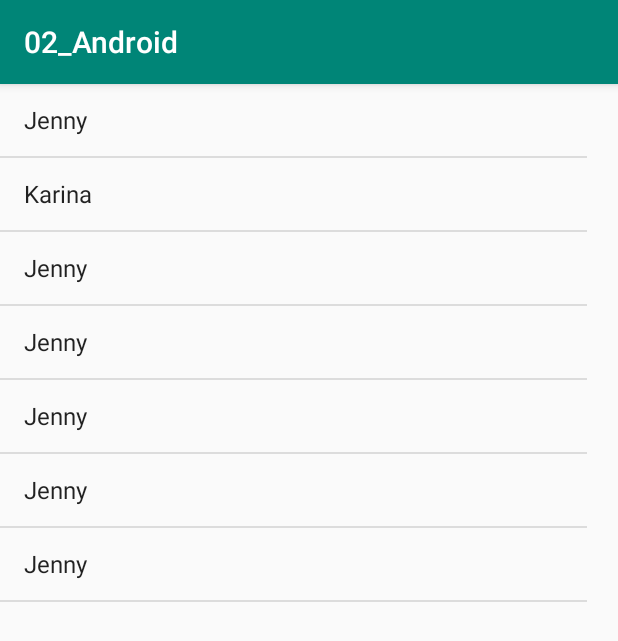
After one commit to 2019-a-gr2-moviles/mov-castro-cacuango-jenny-karina, an Android app: the ListViewActivity screen opened directly, with no data from a screen before it, on a phone screen of 412 x 824 dp. The commit adds this screen. Shown: the top 641 px of the screen. Run offline under Robolectric (Android 15) with nearby library versions, the phone set to English and light mode, and no system bars.

Commit message:
listas-snack

```diff
--- a/02_Android/app/build.gradle
+++ b/02_Android/app/build.gradle
@@ -30,4 +30,5 @@ dependencies {
     testImplementation 'junit:junit:4.12'
     androidTestImplementation 'com.android.support.test:runner:1.0.2'
     androidTestImplementation 'com.android.support.test.espresso:espresso-core:3.0.2'
+    implementation 'com.android.support:design:28.0.0'
 }
--- a/02_Android/app/src/main/AndroidManifest.xml
+++ b/02_Android/app/src/main/AndroidManifest.xml
@@ -9,6 +9,8 @@
             android:roundIcon="@mipmap/ic_launcher_round"
             android:supportsRtl="true"
             android:theme="@style/AppTheme">
+        <activity android:name=".ListViewActivity">
+        </activity>
         <activity android:name=".Parcelable">
         </activity>
         <activity android:name=".MainActivity">
--- /dev/null
+++ b/02_Android/app/src/main/java/com/example/a02_android/ListViewActivity.kt
@@ -0,0 +1,50 @@
+package com.example.a02_android
+
+import android.support.v7.app.AppCompatActivity
+import android.os.Bundle
+import android.util.Log
+import android.widget.Adapter
+import android.widget.AdapterView
+import android.widget.ArrayAdapter
+import kotlinx.android.synthetic.main.activity_list_view.*
+import android.support.design.widget.Snackbar
+import android.view.View
+
+
+class ListViewActivity : AppCompatActivity() {
+
+    override fun onCreate(savedInstanceState: Bundle?) {
+        super.onCreate(savedInstanceState)
+        setContentView(R.layout.activity_list_view)
+
+        val listaNombres = arrayListOf<String>()
+        listaNombres.add("Jenny")
+        listaNombres.add("Karina")
+        listaNombres.add("Jenny")
+        listaNombres.add("Jenny")
+        listaNombres.add("Jenny")
+        listaNombres.add("Jenny")
+        listaNombres.add("Jenny")
+
+        val adapter=ArrayAdapter(this,android.R.layout.simple_list_item_1, listaNombres)
+
+        lv_ejemplo.adapter=adapter
+        lv_ejemplo.onItemClickListener = AdapterView.OnItemClickListener { parent, view, position, id ->
+            Log.i("list-view" ,"Position $position")
+            mostrarSnack(view, "Nombre ${listaNombres[position]}, $id")
+
+        }
+
+
+
+        }
+
+    fun mostrarSnack(view: View, texto:String){
+        Snackbar
+            .make(view, texto, Snackbar.LENGTH_LONG)
+            .setAction("Action", null).show()
+
+    }
+
+
+    }
--- /dev/null
+++ b/02_Android/app/src/main/res/layout/activity_list_view.xml
@@ -0,0 +1,15 @@
+<?xml version="1.0" encoding="utf-8"?>
+<android.support.constraint.ConstraintLayout
+        xmlns:android="http://schemas.android.com/apk/res/android"
+        xmlns:tools="http://schemas.android.com/tools"
+        xmlns:app="http://schemas.android.com/apk/res-auto"
+        android:layout_width="match_parent"
+        android:layout_height="match_parent"
+        tools:context=".ListViewActivity">
+
+    <ListView
+            android:layout_width="391dp"
+            android:layout_height="347dp"
+            android:id="@+id/lv_ejemplo"
+            tools:layout_editor_absoluteX="10dp" tools:layout_editor_absoluteY="120dp"/>
+</android.support.constraint.ConstraintLayout>
```
Also changed, not shown: 02_Android/app/src/main/java/com/example/a02_android/MainActivity.kt (+8 -0 lines), 02_Android/app/src/main/res/layout/activity_main.xml (+14 -0 lines).
